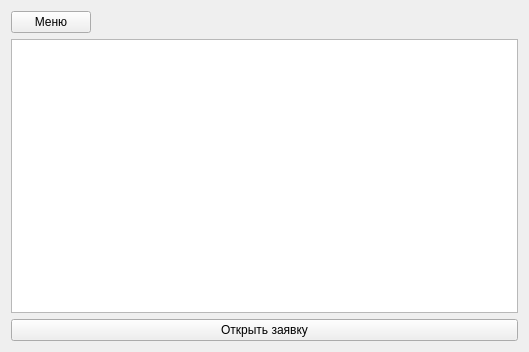
Old version of the form interfaces/request_registry.ui in the repository RichCake/Kursovoj-proekt-Karpov-313IS.
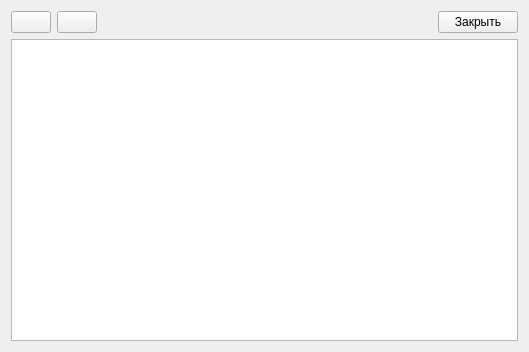
New version of the form. Icons and pictures are not drawn.

What changed in the file:
```diff
--- a/interfaces/request_registry.ui
+++ b/interfaces/request_registry.ui
@@ -21,7 +21,20 @@
        <item>
         <widget class="QPushButton" name="open_menu_btn">
          <property name="text">
-          <string>Меню</string>
+          <string/>
+         </property>
+         <property name="icon">
+          <iconset theme="QIcon::ThemeIcon::GoHome"/>
+         </property>
+        </widget>
+       </item>
+       <item>
+        <widget class="QPushButton" name="refresh_btn">
+         <property name="text">
+          <string/>
+         </property>
+         <property name="icon">
+          <iconset theme="QIcon::ThemeIcon::ViewRefresh"/>
          </property>
         </widget>
        </item>
@@ -41,18 +54,21 @@
          </property>
         </spacer>
        </item>
+       <item>
+        <widget class="QPushButton" name="close_btn">
+         <property name="text">
+          <string>Закрыть</string>
+         </property>
+         <property name="icon">
+          <iconset theme="QIcon::ThemeIcon::ApplicationExit"/>
+         </property>
+        </widget>
+       </item>
       </layout>
      </item>
      <item>
       <widget class="QTableView" name="request_list"/>
      </item>
-     <item>
-      <widget class="QPushButton" name="open_request_btn">
-       <property name="text">
-        <string>Открыть заявку</string>
-       </property>
-      </widget>
-     </item>
     </layout>
    </item>
   </layout>
```
